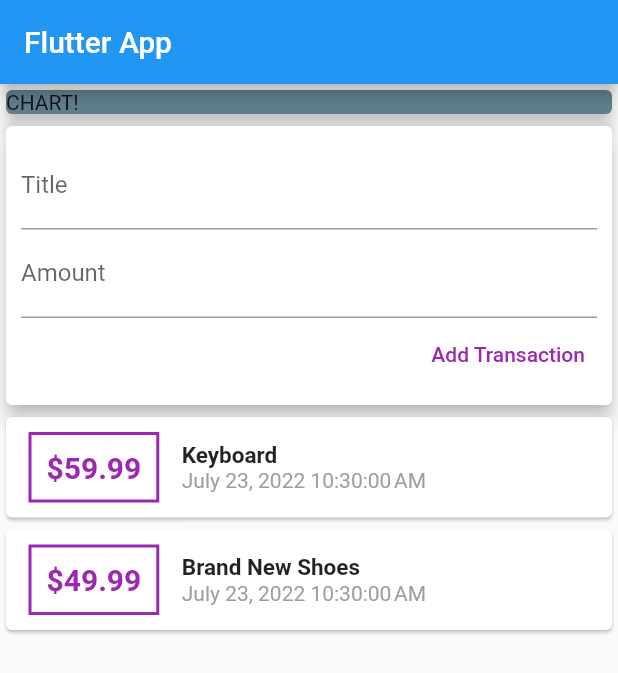
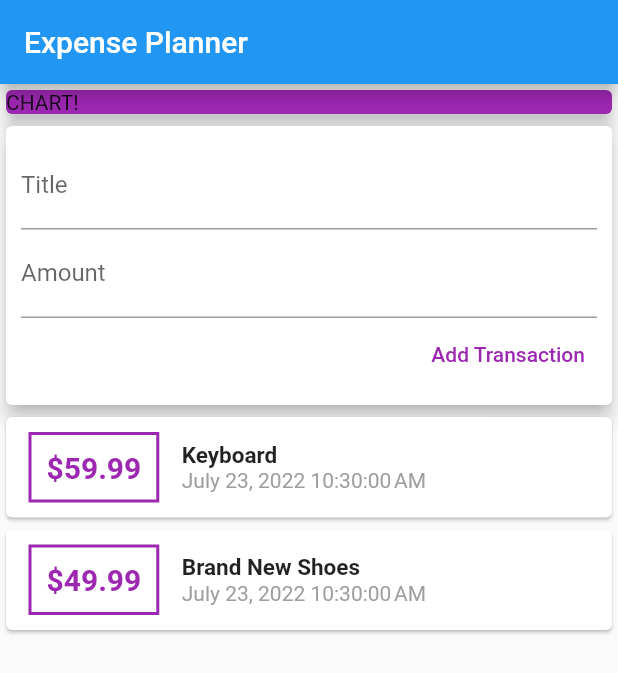
Before and after one commit to AnthoniDeLamoni/project-dart, a Flutter app: the screen it shows after launch, on a phone screen of 412 x 824 dp. Shown: the top 673 px of the screen. Run offline on Flutter 3.47's test engine with Material 2 defaults, Android fonts, the phone set to English and light mode, and no system bars.

Commit message:
Line Updated

```diff
--- a/lib/main.dart
+++ b/lib/main.dart
@@ -11,7 +11,7 @@ class MyApp extends StatelessWidget {
   @override
   Widget build(BuildContext context) {
     return MaterialApp(
-      title: 'Flutter App',
+      title: 'Expense Planner',
       home: MyHomePage(),
     );
   }
@@ -27,14 +27,14 @@ class MyHomePage extends StatelessWidget {
   Widget build(BuildContext context) {
     return Scaffold(
       appBar: AppBar(
-        title: Text('Flutter App'),
+        title: Text('Expense Planner'),
       ),
       body: Column(
         // mainAxisAlignment: MainAxisAlignment.start,
         crossAxisAlignment: CrossAxisAlignment.stretch,
         children: <Widget>[
           Card(
-            color: Colors.blueGrey,
+            color: Colors.purple,
             child: Container(
               width: double.infinity,
               child: Text('CHART!'),
--- a/lib/widgets/new_transaction.dart
+++ b/lib/widgets/new_transaction.dart
@@ -1,8 +1,11 @@
 import 'package:flutter/material.dart';
 
 class NewTransaction extends StatelessWidget {
+  final Function addTx;
   final titleController = TextEditingController();
   final amountController = TextEditingController();
+
+  NewTransaction(this.addTx);
 
   @override
   Widget build(BuildContext context) {
@@ -27,7 +30,10 @@ class NewTransaction extends StatelessWidget {
               child: Text('Add Transaction'),
               style: TextButton.styleFrom(primary: Colors.purple),
               onPressed: () {
-                print(titleController.text);
+                print(addTx(
+                  titleController.text,
+                  double.tryParse(amountController.text),
+                ));
               },
             )
           ],
--- a/lib/widgets/transaction_list.dart
+++ b/lib/widgets/transaction_list.dart
@@ -9,8 +9,10 @@ class TransactionList extends StatelessWidget {
 
   @override
   Widget build(BuildContext context) {
-    return Column(
-      children: transactions.map((tx) {
+    return Container(
+      height: 300,
+      child: ListView.builder(
+        itemBuilder: (ctx, index) {
           return Card(
             child: Row(
               children: <Widget>[
@@ -26,7 +28,7 @@ class TransactionList extends StatelessWidget {
                   )),
                   padding: EdgeInsets.all(10),
                   child: Text(
-                  '\$${tx.amount}',
+                    '\$${transactions[index].amount}',
                     style: TextStyle(
                       fontWeight: FontWeight.bold,
                       fontSize: 20,
@@ -38,14 +40,14 @@ class TransactionList extends StatelessWidget {
                     crossAxisAlignment: CrossAxisAlignment.start,
                     children: <Widget>[
                       Text(
-                      tx.title,
+                        transactions[index].title,
                         style: TextStyle(
                           fontSize: 15,
                           fontWeight: FontWeight.bold,
                         ),
                       ),
                       Text(
-                      DateFormat().format(tx.date),
+                        DateFormat().format(transactions[index].date),
                         style: TextStyle(
                           color: Colors.grey,
                         ),
@@ -54,7 +56,9 @@ class TransactionList extends StatelessWidget {
               ],
             ),
           );
-      }).toList(),
+        },
+        itemCount: transactions.length,
+      ),
     );
   }
 }
--- a/lib/widgets/user_transaction.dart
+++ b/lib/widgets/user_transaction.dart
@@ -42,7 +42,7 @@ class _UserTransactionState extends State<UserTransaction> {
   @override
   Widget build(BuildContext context) {
     return Column(children: <Widget>[
-      NewTransaction(),
+      NewTransaction(_addNewTransaction),
       TransactionList(_userTransactions),
     ]);
   }
```
Lines whose indentation alone changed are shown as unchanged.
